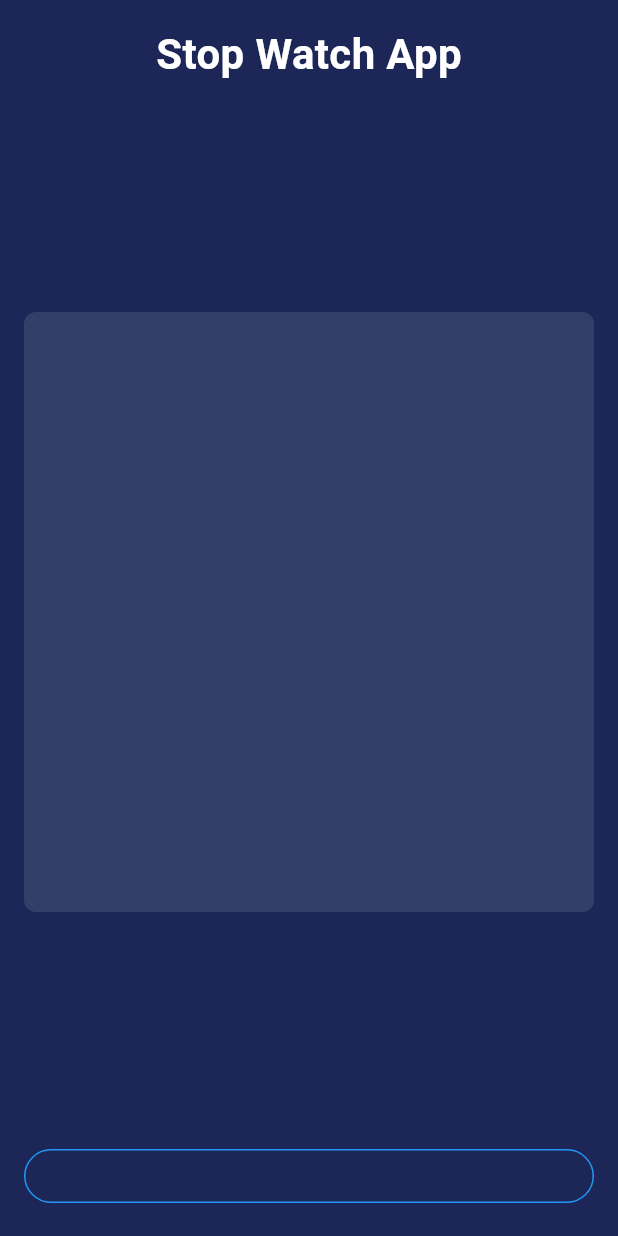
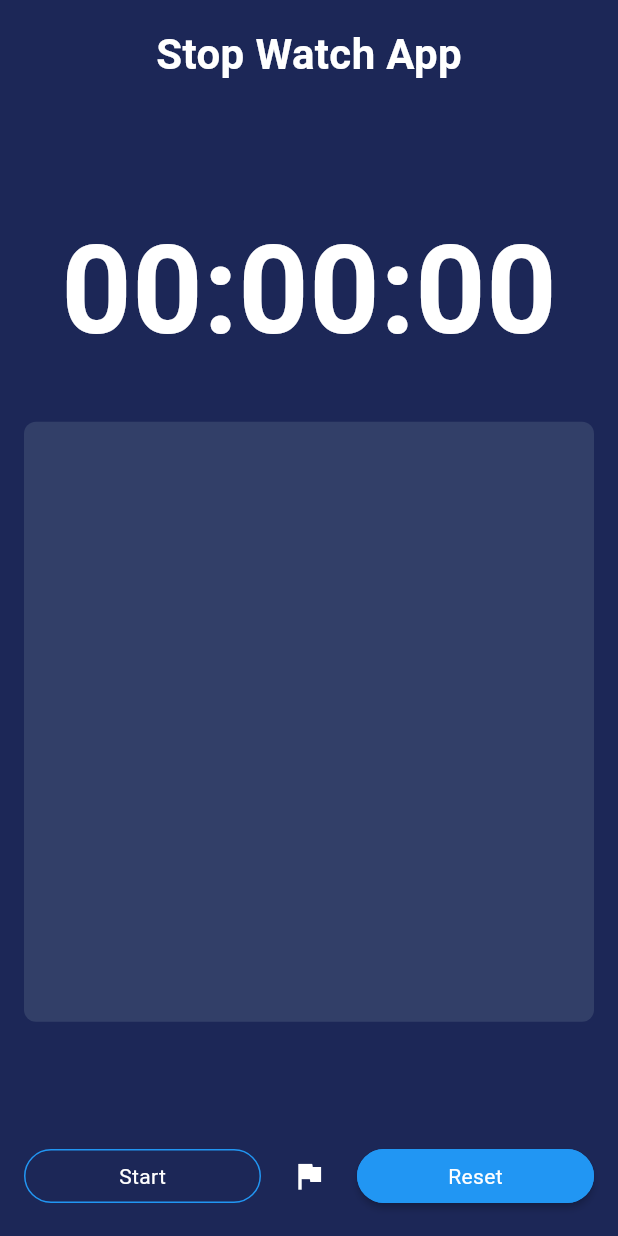
Before and after one commit to AADHIX/PRODIGY_AD_03, a Flutter app: the screen it shows after launch, on a phone screen of 412 x 824 dp. Run offline on Flutter 3.47's test engine with Material 3 defaults, Android fonts, the phone set to English and light mode, and no system bars.

Commit message:
second commit

```diff
--- a/lib/main.dart
+++ b/lib/main.dart
@@ -1,3 +1,5 @@
+import 'dart:async';
+
 import 'package:flutter/material.dart';
 
 void main() {
@@ -25,6 +27,83 @@ class HomeApp extends StatefulWidget {
 }
 
 class _HomeAppState extends State<HomeApp> {
+
+    //now lets build the logic
+
+
+    int seconds = 0, minutes = 0, hours = 0;
+
+      String digitSeconds = "00", digitMinutes = "00",digitHours = "00";
+
+      Timer? timer;
+      bool started = false;
+      List laps = [];
+
+                // Creating the Stop Timer Loop function
+
+
+
+    void stop(){
+      timer!.cancel();
+      setState(() {
+        started = false;
+      }
+      );
+    }
+
+      // Creating the reset function
+
+      void reset()
+      {
+          timer?.cancel();
+          setState(() {
+            seconds = 0;
+            minutes = 0;
+            hours = 0;
+
+            digitSeconds = "00";
+            digitMinutes = "00";
+            digitHours   = "00";
+
+            started = false;
+            laps.clear();
+          });
+      }
+
+      //creating Start timer function
+      void start(){
+        started = true;
+        timer = Timer.periodic(Duration(seconds: 1), (timer) {
+          int localSeconds = seconds + 1;
+          int localMinutes = minutes;
+          int localHours = hours;
+
+          if (localSeconds > 59) {
+            localSeconds = 0;
+            localMinutes++;
+            if (localMinutes > 59) {
+              localMinutes = 0;
+              localHours++;
+            }
+          }
+
+          setState(() {
+            seconds = localSeconds;
+            minutes = localMinutes;
+            hours = localHours;
+
+            digitSeconds = (seconds >= 10) ? "$seconds" : "0$seconds";
+            digitMinutes = (minutes >= 10) ? "$minutes" : "0$minutes";
+            digitHours = (hours >= 10) ? "$hours" : "0$hours";
+          });
+        });
+      }
+
+
+
+
+
+
   @override
   Widget build(BuildContext context) {
     return Scaffold(
@@ -46,6 +125,15 @@ class _HomeAppState extends State<HomeApp> {
               SizedBox(
                 height: 20.0,
                 ),
+                Center(child: Text("00:00:00",
+                style:TextStyle(
+                  color: Colors.white,
+                  fontSize: 82.0,
+                  fontWeight: FontWeight.w600,                //Font Weight
+                   ),
+
+                  ),
+                  ),
                 Container(
                   height: 400.0,
                   decoration: BoxDecoration(
@@ -57,13 +145,48 @@ class _HomeAppState extends State<HomeApp> {
                   height: 20.0,
                 ),
                  Row(mainAxisAlignment: MainAxisAlignment.spaceBetween,        //Row
-                  children: [Expanded(child: RawMaterialButton(
+                  children: [
+                    Expanded(
+                    child: RawMaterialButton(
                     onPressed: () {},
                      shape: const  StadiumBorder(
                       side: BorderSide(color: Colors.blue),
 
-                     ),                                          //onPressed
-                    ),),],
+                     ),
+                     child: Text(
+                      "Start",
+                      style: TextStyle(color: Colors.white),
+
+                     ),                                       //onPressed
+                    ),
+                    ),
+                     SizedBox(width: 8.0,
+                     ),
+                      IconButton(
+                        color: Colors.white,
+                        onPressed: () {},
+                      icon: Icon(Icons.flag),
+                       ),
+                       SizedBox(width: 8.0,
+                     ),
+                     Expanded(
+                    child: RawMaterialButton(
+                    onPressed: () {},
+                    fillColor: Colors.blue,
+                     shape: const  StadiumBorder(
+                      side: BorderSide(color: Colors.blue),
+
+                     ),
+                     child: Text(
+                      "Reset",
+                      style: TextStyle(color: Colors.white),
+
+                     ),                                       //onPressed
+                    ),
+                    ),
+
+
+                    ],
                  ),
             ],
           )
```
